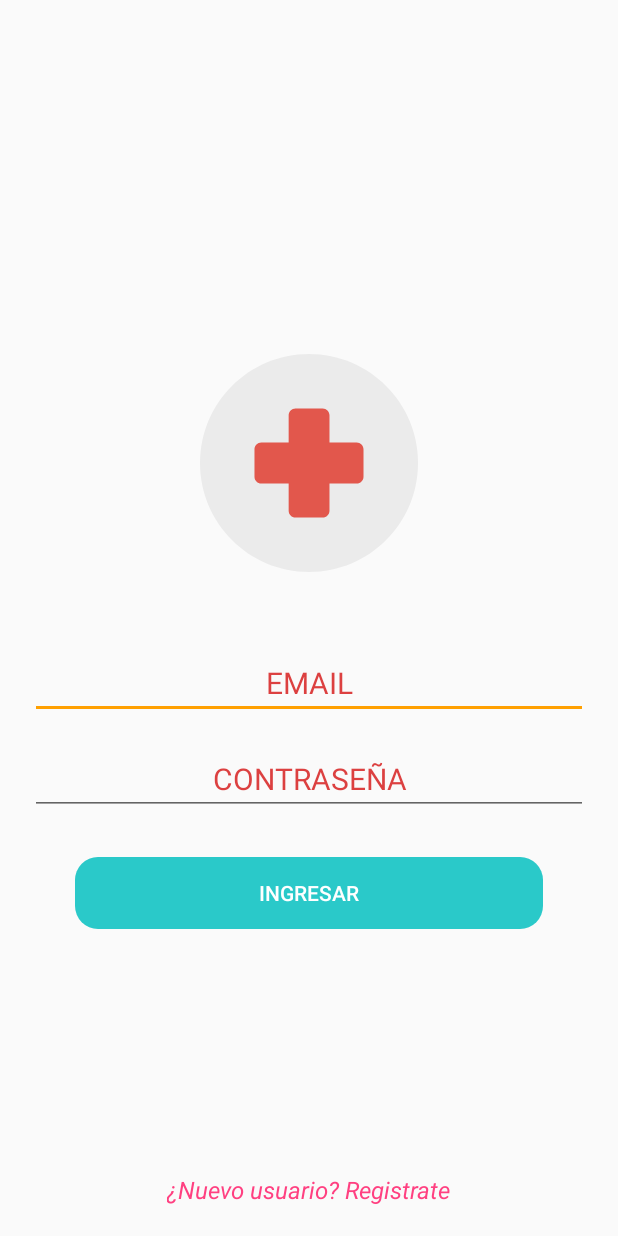
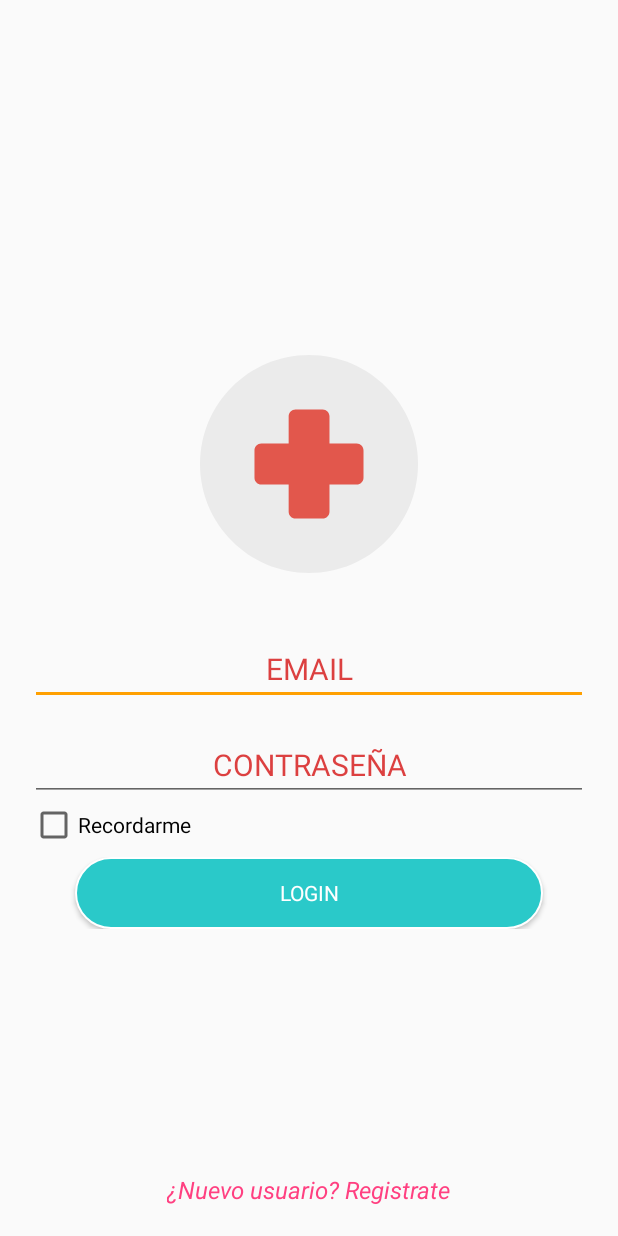
Before and after one commit to Slinkter/AppDoctor, an Android app: the screen it shows after launch (LoginActivity), on a phone screen of 412 x 824 dp. Run offline under Robolectric (Android 15) with nearby library versions, the phone set to English and light mode, and no system bars; our stand-ins replace Firebase (no records; nobody signed in at launch, a user with empty details on screens opened directly), Volley; libraries missing offline, so code that uses them is left out: com.github.glomadrian.materialanimatedswitch, dmax.dialog; plain views replace MaterialEditText; pictures from the network do not load.

```diff
--- a/app/src/main/java/com/cudpast/app/doctor/doctorApp/Activities/LoginActivity.java
+++ b/app/src/main/java/com/cudpast/app/doctor/doctorApp/Activities/LoginActivity.java
@@ -2,22 +2,26 @@ package com.cudpast.app.doctor.doctorApp.Activities;
 
 import android.content.Context;
 import android.content.Intent;
+import android.content.SharedPreferences;
 import android.os.Vibrator;
 import android.support.annotation.NonNull;
 import android.support.v7.app.AppCompatActivity;
 import android.os.Bundle;
+import android.text.Editable;
+import android.text.TextWatcher;
 import android.util.Log;
 import android.view.View;
 import android.view.animation.Animation;
 import android.view.animation.AnimationUtils;
 import android.widget.Button;
+import android.widget.CheckBox;
+import android.widget.CompoundButton;
 import android.widget.EditText;
 import android.widget.Toast;
 
 import com.android.volley.RequestQueue;
 import com.cudpast.app.doctor.doctorApp.Business.DoctorHome;
 import com.cudpast.app.doctor.doctorApp.Common.Common;
-import com.cudpast.app.doctor.doctorApp.Model.User;
 import com.cudpast.app.doctor.doctorApp.Model.Usuario;
 import com.cudpast.app.doctor.doctorApp.R;
 import com.cudpast.app.doctor.doctorApp.Soporte.VolleyRP;
@@ -34,13 +38,10 @@ import com.google.firebase.database.ValueEventListener;
 import dmax.dialog.SpotsDialog;
 
 
-public class LoginActivity extends AppCompatActivity {
+public class LoginActivity extends AppCompatActivity implements TextWatcher, CompoundButton.OnCheckedChangeListener {
 
     private static final String TAG = "LoginActivity";
-    private static String IP = "http://www.cudpast.com/AppDoctor/Login_GETID.php?id=";
 
-    private EditText emailLogin;
-    private EditText passwordlogin;
 
     private RequestQueue mRequest;
     private VolleyRP volleyRP;
@@ -51,6 +52,16 @@ public class LoginActivity extends AppCompatActivity {
     private Vibrator vib;
 
     private FirebaseAuth auth;
+
+    //
+    private EditText ed_login_email, ed_login_pwd;
+    private CheckBox rem_userpass;
+    SharedPreferences sharedPreferences;
+    SharedPreferences.Editor editor;
+    public static final String PREF_NAME = "prefs";
+    public static final String KEY_REMEMBER = "remeber";
+    public static final String KEY_USERNAME = "username";
+    public static final String KEY_PASS = "password";
 
 
     @Override
@@ -63,20 +74,39 @@ public class LoginActivity extends AppCompatActivity {
         mRequest = volleyRP.getRequestQueue();
         animation = AnimationUtils.loadAnimation(getApplicationContext(), R.anim.shake);
         vib = (Vibrator) getSystemService(Context.VIBRATOR_SERVICE);
-        //XML
-        emailLogin = findViewById(R.id.loginUsernameEmail);
-        passwordlogin = findViewById(R.id.loginPassword);
 
         btnIngresar = findViewById(R.id.btnLogin);
         //FIREBASE INIT
         auth = FirebaseAuth.getInstance();
 
+
+        //Check
+        sharedPreferences = getSharedPreferences(PREF_NAME, Context.MODE_PRIVATE);
+        editor = sharedPreferences.edit();
+        ed_login_email = findViewById(R.id.ed_login_email);
+        ed_login_pwd = findViewById(R.id.ed_login_pwd);
+        rem_userpass = (CheckBox) findViewById(R.id.rem_userpass);
+
+        if (sharedPreferences.getBoolean(KEY_REMEMBER, false)) {
+            rem_userpass.setChecked(true);
+        } else {
+            rem_userpass.setChecked(false);
+        }
+
+        ed_login_email.setText(sharedPreferences.getString(KEY_USERNAME, ""));
+        ed_login_pwd.setText(sharedPreferences.getString(KEY_PASS, ""));
+
+        ed_login_email.addTextChangedListener(this);
+        ed_login_pwd.addTextChangedListener(this);
+        rem_userpass.setOnCheckedChangeListener(this);
+
+
         btnIngresar.setOnClickListener(new View.OnClickListener() {
             @Override
             public void onClick(View v) {
                 if (submitForm()) {
-                    String email = emailLogin.getText().toString();
-                    String pwd = passwordlogin.getText().toString();
+                    String email = ed_login_email.getText().toString();
+                    String pwd = ed_login_pwd.getText().toString();
                     VerificacionFirebase(email, pwd);
                 }
             }
@@ -165,8 +195,8 @@ public class LoginActivity extends AppCompatActivity {
     private boolean checkDNI() {
 
 
-        if (emailLogin.getText().toString().trim().isEmpty()) {
-            emailLogin.setError("vacio");
+        if (ed_login_email.getText().toString().trim().isEmpty()) {
+            ed_login_email.setError("vacio");
             return false;
         }
         return true;
@@ -174,12 +204,12 @@ public class LoginActivity extends AppCompatActivity {
 
     private boolean checkPassword() {
 
-        if (passwordlogin.length() < 2) {
-            passwordlogin.setError("Error : ingresar password");
+        if (ed_login_pwd.length() < 2) {
+            ed_login_pwd.setError("Error : ingresar password");
             return false;
         }
-        if (passwordlogin.getText().toString().trim().isEmpty()) {
-            passwordlogin.setError("vacio");
+        if (ed_login_pwd.getText().toString().trim().isEmpty()) {
+            ed_login_pwd.setError("vacio");
             return false;
         }
         return true;
@@ -188,14 +218,14 @@ public class LoginActivity extends AppCompatActivity {
     private boolean submitForm() {
 
         if (!checkDNI()) {
-            emailLogin.setAnimation(animation);
-            emailLogin.startAnimation(animation);
+            ed_login_email.setAnimation(animation);
+            ed_login_email.startAnimation(animation);
             vib.vibrate(120);
             return false;
         }
         if (!checkPassword()) {
-            emailLogin.setAnimation(animation);
-            emailLogin.startAnimation(animation);
+            ed_login_email.setAnimation(animation);
+            ed_login_email.startAnimation(animation);
             vib.vibrate(120);
             return false;
         }
@@ -218,10 +248,10 @@ public class LoginActivity extends AppCompatActivity {
     private void updateUI(FirebaseUser usuarioFirebase) {
         if (usuarioFirebase != null) {
             if (usuarioFirebase.isEmailVerified()) {
-                // Toast.makeText(this, "Correo verificado", Toast.LENGTH_SHORT).show();
+
             }
         } else {
-//            Toast.makeText(this, "correo no verificado", Toast.LENGTH_SHORT).show();
+            Toast.makeText(this, "correo no verificado", Toast.LENGTH_SHORT).show();
         }
     }
 
@@ -231,4 +261,37 @@ public class LoginActivity extends AppCompatActivity {
     }
 
 
+    @Override
+    public void beforeTextChanged(CharSequence charSequence, int i, int i1, int i2) {
+
+    }
+
+    @Override
+    public void onTextChanged(CharSequence charSequence, int i, int i1, int i2) {
+        managePrefs();
+    }
+
+    @Override
+    public void afterTextChanged(Editable editable) {
+
+    }
+
+    @Override
+    public void onCheckedChanged(CompoundButton compoundButton, boolean b) {
+        managePrefs();
+    }
+
+    private void managePrefs() {
+        if (rem_userpass.isChecked()) {
+            editor.putString(KEY_USERNAME, ed_login_email.getText().toString().trim());
+            editor.putString(KEY_PASS, ed_login_pwd.getText().toString().trim());
+            editor.putBoolean(KEY_REMEMBER, true);
+            editor.apply();
+        } else {
+            editor.putBoolean(KEY_REMEMBER, true);
+            editor.remove(KEY_PASS);
+            editor.remove(KEY_USERNAME);
+            editor.apply();
+        }
+    }
 }
--- /dev/null
+++ b/app/src/main/res/drawable/background_login.xml
@@ -0,0 +1,18 @@
+<?xml version="1.0" encoding="utf-8"?>
+<shape
+    xmlns:android="http://schemas.android.com/apk/res/android">
+    <stroke
+        android:width="1dp"
+        android:color="#ffffff"/>
+    <corners
+        android:radius="25dp" />
+
+    <padding
+        android:left="2dp"
+        android:right="2dp"
+        android:top="2dp"
+        android:bottom="2dp"/>
+
+    <solid android:color="@color/colorVerdeAzul"/>
+
+</shape>
--- a/app/src/main/res/layout/activity_login.xml
+++ b/app/src/main/res/layout/activity_login.xml
@@ -20,12 +20,12 @@
             android:layout_width="145dp"
             android:layout_height="145dp"
             android:layout_marginTop="60dp"
-            android:layout_marginBottom="50dp"
+            android:layout_marginBottom="40dp"
             android:contentDescription="nada"
             android:src="@drawable/ic_hospital" />
 
         <com.rengwuxian.materialedittext.MaterialEditText
-            android:id="@+id/loginUsernameEmail"
+            android:id="@+id/ed_login_email"
             android:layout_width="match_parent"
             android:layout_height="wrap_content"
             android:layout_marginLeft="20dp"
@@ -45,7 +45,7 @@
             app:met_singleLineEllipsis="false" />
 
         <com.rengwuxian.materialedittext.MaterialEditText
-            android:id="@+id/loginPassword"
+            android:id="@+id/ed_login_pwd"
             android:layout_width="match_parent"
             android:layout_height="wrap_content"
             android:layout_marginLeft="20dp"
@@ -55,7 +55,6 @@
             android:gravity="center"
             android:hint="CONTRASEÑA"
             android:inputType="textPassword"
-
             android:textColor="@color/colorPrimary"
             android:textColorHint="@color/colorRed"
             android:textSize="20dp"
@@ -64,23 +63,34 @@
             app:met_primaryColor="@color/colorRed"
             app:met_singleLineEllipsis="false" />
 
+        <CheckBox
+            android:id="@+id/rem_userpass"
+            android:layout_width="wrap_content"
+            android:layout_height="wrap_content"
+            android:layout_gravity="left"
+            android:layout_marginLeft="20dp"
+            android:text="Recordarme " />
+
         <LinearLayout
+
             android:layout_width="match_parent"
             android:layout_height="wrap_content"
-            android:layout_marginTop="28dp"
+            android:layout_marginTop="5dp"
             android:layout_marginBottom="28dp"
             android:gravity="center_vertical|center_horizontal"
             android:orientation="horizontal">
 
             <Button
                 android:id="@+id/btnLogin"
+                style="@style/Base.TextAppearance.AppCompat.Body1"
                 android:layout_width="match_parent"
                 android:layout_height="wrap_content"
                 android:layout_marginLeft="50dp"
                 android:layout_marginRight="50dp"
-                android:background="@drawable/custom_button_5"
+                android:background="@drawable/background_login"
+                android:clickable="true"
                 android:elevation="5dp"
-                android:text="Ingresar"
+                android:text="Login"
                 android:textColor="@color/white" />
 
 
```
Also changed, not shown: app/src/main/java/com/cudpast/app/doctor/doctorApp/Fragment/Fragment_2.java (+12 -3 lines), app/src/main/res/layout/fragment_1.xml (+5 -3 lines).
